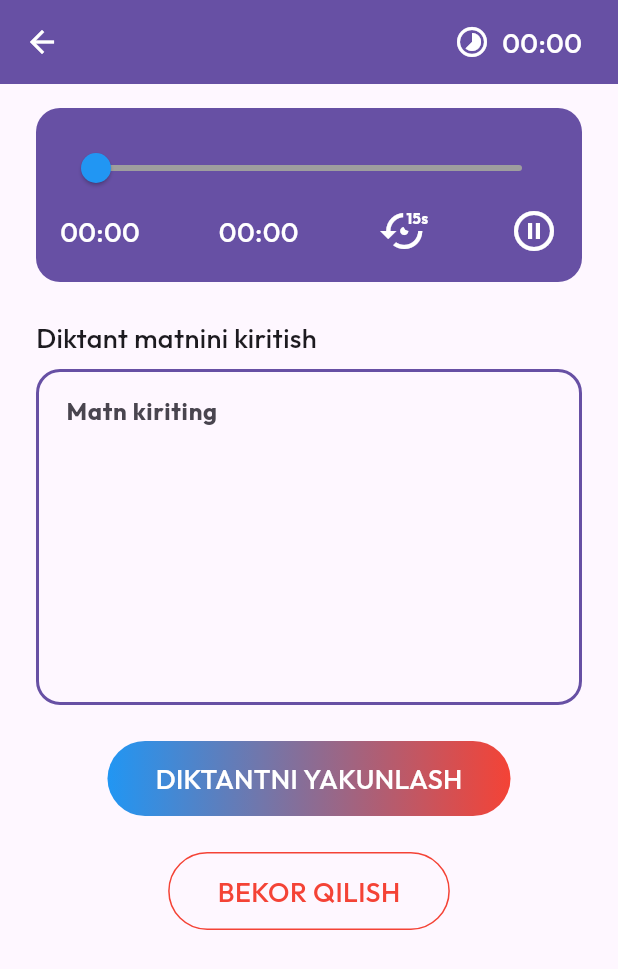
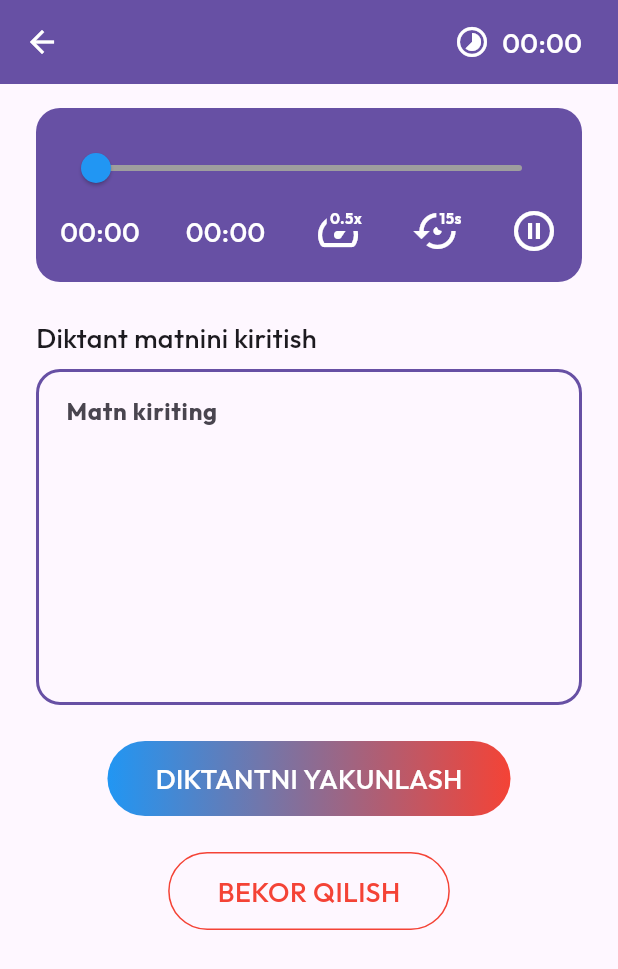
Before and after one commit to futzone/imlogo, a Flutter app: the DictationPage screen opened directly with empty values, on a phone screen of 412 x 824 dp. Shown: the top 969 px of the screen. Run offline on Flutter 3.47's test engine with Material 3 defaults, Android fonts, the phone set to English and light mode, and no system bars; our stand-ins replace flutter_hooks, flutter_riverpod, gradient_borders, hive_flutter, hooks_riverpod, sliver_tools; missing offline and left inert: animate_gradient; accounts and stored records are empty.

Commit message:
BASE: Enhance Design.

```diff
--- a/lib/main.dart
+++ b/lib/main.dart
@@ -1,7 +1,6 @@
 import 'package:dication/src/ui/pages/main_page.dart';
 import 'package:flutter/material.dart';
 import 'package:flutter_riverpod/flutter_riverpod.dart';
-import 'package:hive/hive.dart';
 import 'package:hive_flutter/adapters.dart';
 
 const appName = "Imlo Go";
--- a/lib/src/ui/pages/dictation_page.dart
+++ b/lib/src/ui/pages/dictation_page.dart
@@ -84,7 +84,8 @@ class _DictationPageState extends ConsumerState<DictationPage> {
   }
 
   void _completeDictation() {
-    DictationController dictationController = DictationController(context: context, ref: ref);
+    DictationController dictationController =
+        DictationController(context: context, ref: ref);
     dictationController.showLoading();
 
     var evaluator1 = DiktantEvaluator(
@@ -232,7 +233,8 @@ class _DictationPageState extends ConsumerState<DictationPage> {
                         SimpleButton(
                           onPressed: () async {
                             final seconds = (_position.inSeconds - 15);
-                            Duration newPosition = Duration(seconds: seconds <= 0 ? 0 : seconds);
+                            Duration newPosition =
+                                Duration(seconds: seconds <= 0 ? 0 : seconds);
                             await _player.seek(newPosition);
                           },
                           child: SizedBox(
@@ -278,13 +280,17 @@ class _DictationPageState extends ConsumerState<DictationPage> {
                         SimpleButton(
                           onPressed: () async {
                             if (_isPlaying) {
-                              await _player.pause().then((_) => setState(() => _isPlaying = false));
+                              await _player.pause().then(
+                                  (_) => setState(() => _isPlaying = false));
                             } else {
-                              await _player.resume().then((_) => setState(() => _isPlaying = true));
+                              await _player.resume().then(
+                                  (_) => setState(() => _isPlaying = true));
                             }
                           },
                           child: Icon(
-                            _isPlaying ? Icons.pause_circle_outline : Icons.play_circle_outline,
+                            _isPlaying
+                                ? Icons.pause_circle_outline
+                                : Icons.play_circle_outline,
                             size: 32,
                             color: Colors.white,
                           ),
@@ -323,8 +329,59 @@ class _DictationPageState extends ConsumerState<DictationPage> {
                             ),
                             SimpleButton(
                               onPressed: () async {
+                                final playbackRate = _player.playbackRate;
+
+                                if (playbackRate != 1.0) {
+                                  await _player.setPlaybackRate(1.0);
+                                } else {
+                                  await _player.setPlaybackRate(0.5);
+                                }
+                              },
+                              child: SizedBox(
+                                height: 36,
+                                width: 36,
+                                child: Stack(
+                                  children: [
+                                    Center(
+                                      child: Icon(
+                                        Icons.speed_outlined,
+                                        size: 32,
+                                        color: Colors.white,
+                                      ),
+                                    ),
+                                    Positioned(
+                                      right: 0,
+                                      child: Container(
+                                        padding: EdgeInsets.only(
+                                          left: 2,
+                                          right: 2,
+                                          top: 2,
+                                          bottom: 2,
+                                        ),
+                                        decoration: BoxDecoration(
+                                          borderRadius:
+                                              BorderRadius.circular(4),
+                                          color: Theme.of(context).primaryColor,
+                                        ),
+                                        child: Text(
+                                          "0.5x",
+                                          style: TextStyle(
+                                            fontSize: 10,
+                                            fontFamily: boldFamily,
+                                            color: Colors.white,
+                                          ),
+                                        ),
+                                      ),
+                                    )
+                                  ],
+                                ),
+                              ),
+                            ),
+                            SimpleButton(
+                              onPressed: () async {
                                 final seconds = (_position.inSeconds - 15);
-                                Duration newPosition = Duration(seconds: seconds <= 0 ? 0 : seconds);
+                                Duration newPosition = Duration(
+                                    seconds: seconds <= 0 ? 0 : seconds);
                                 await _player.seek(newPosition);
                               },
                               child: SizedBox(
@@ -349,7 +406,8 @@ class _DictationPageState extends ConsumerState<DictationPage> {
                                           bottom: 2,
                                         ),
                                         decoration: BoxDecoration(
-                                          borderRadius: BorderRadius.circular(4),
+                                          borderRadius:
+                                              BorderRadius.circular(4),
                                           color: Theme.of(context).primaryColor,
                                         ),
                                         child: Text(
@@ -369,13 +427,17 @@ class _DictationPageState extends ConsumerState<DictationPage> {
                             SimpleButton(
                               onPressed: () async {
                                 if (_isPlaying) {
-                                  await _player.pause().then((_) => setState(() => _isPlaying = false));
+                                  await _player.pause().then((_) =>
+                                      setState(() => _isPlaying = false));
                                 } else {
-                                  await _player.resume().then((_) => setState(() => _isPlaying = true));
+                                  await _player.resume().then(
+                                      (_) => setState(() => _isPlaying = true));
                                 }
                               },
                               child: Icon(
-                                _isPlaying ? Icons.pause_circle_outline : Icons.play_circle_outline,
+                                _isPlaying
+                                    ? Icons.pause_circle_outline
+                                    : Icons.play_circle_outline,
                                 size: 32,
                                 color: Colors.white,
                               ),
@@ -430,7 +492,9 @@ class _DictationPageState extends ConsumerState<DictationPage> {
                     },
                     child: Container(
                       margin: EdgeInsets.only(bottom: 8),
-                      decoration: BoxDecoration(borderRadius: BorderRadius.circular(48), border: Border.all(color: Colors.red)),
+                      decoration: BoxDecoration(
+                          borderRadius: BorderRadius.circular(48),
+                          border: Border.all(color: Colors.red)),
                       padding: EdgeInsets.only(
                         left: 32,
                         right: 32,
@@ -517,7 +581,9 @@ class _DictationPageState extends ConsumerState<DictationPage> {
                       },
                       child: Container(
                         margin: EdgeInsets.only(bottom: 8),
-                        decoration: BoxDecoration(borderRadius: BorderRadius.circular(48), border: Border.all(color: Colors.red)),
+                        decoration: BoxDecoration(
+                            borderRadius: BorderRadius.circular(48),
+                            border: Border.all(color: Colors.red)),
                         padding: EdgeInsets.only(
                           left: 32,
                           right: 32,
--- a/lib/src/ui/pages/main_page.dart
+++ b/lib/src/ui/pages/main_page.dart
@@ -15,7 +15,8 @@ class MainPage extends ConsumerWidget {
 
   @override
   Widget build(BuildContext context, ref) {
-    return Scaffold(
+    return SafeArea(
+      child: Scaffold(
         body: ref.watch(historyProvider).when(
               error: (_, __) => Text("Xatolik yuz berdi"),
               loading: () => Center(
@@ -49,6 +50,7 @@ class MainPage extends ConsumerWidget {
                 );
               },
             ),
+      ),
     );
   }
 }
```
Also changed, not shown: lib/src/ui/pages/dictation_result_page.dart (+30 -11 lines), lib/src/ui/screens/main_screens/main_card.dart (+12 -4 lines), 18 other files. Lines whose indentation alone changed are shown as unchanged.
